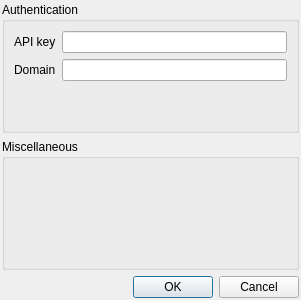
Qt form ui/settings.ui (muminoff/sasa) before a commit.
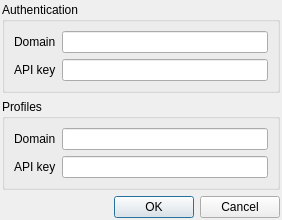
The same form after that commit.

Commit message: Added profiles settings

The edit to the form file:
```diff
--- a/ui/settings.ui
+++ b/ui/settings.ui
@@ -6,8 +6,8 @@
    <rect>
     <x>0</x>
     <y>0</y>
-    <width>301</width>
-    <height>300</height>
+    <width>282</width>
+    <height>217</height>
    </rect>
   </property>
   <property name="windowTitle">
@@ -29,27 +29,27 @@
       <string>Authentication</string>
      </property>
      <layout class="QGridLayout" name="gridLayout_2">
-      <item row="0" column="0">
+      <item row="0" column="1">
        <layout class="QFormLayout" name="formLayout">
         <item row="1" column="0">
-         <widget class="QLabel" name="domainLabel">
-          <property name="text">
-           <string>Domain</string>
-          </property>
-         </widget>
-        </item>
-        <item row="1" column="1">
-         <widget class="QLineEdit" name="edit_domain"/>
-        </item>
-        <item row="0" column="0">
          <widget class="QLabel" name="aPIKeyLabel">
           <property name="text">
            <string>API key</string>
           </property>
          </widget>
         </item>
+        <item row="1" column="1">
+         <widget class="QLineEdit" name="edit_auth_api_key"/>
+        </item>
         <item row="0" column="1">
-         <widget class="QLineEdit" name="edit_api_key"/>
+         <widget class="QLineEdit" name="edit_auth_domain"/>
+        </item>
+        <item row="0" column="0">
+         <widget class="QLabel" name="domainLabel">
+          <property name="text">
+           <string>Domain</string>
+          </property>
+         </widget>
         </item>
        </layout>
       </item>
@@ -65,8 +65,34 @@
       </sizepolicy>
      </property>
      <property name="title">
-      <string>Miscellaneous</string>
+      <string>Profiles</string>
      </property>
+     <layout class="QGridLayout" name="gridLayout">
+      <item row="0" column="0">
+       <layout class="QFormLayout" name="formLayout_2">
+        <item row="1" column="0">
+         <widget class="QLabel" name="aPIKeyLabel_2">
+          <property name="text">
+           <string>API key</string>
+          </property>
+         </widget>
+        </item>
+        <item row="1" column="1">
+         <widget class="QLineEdit" name="edit_profiles_api_key"/>
+        </item>
+        <item row="0" column="0">
+         <widget class="QLabel" name="domainLabel_2">
+          <property name="text">
+           <string>Domain</string>
+          </property>
+         </widget>
+        </item>
+        <item row="0" column="1">
+         <widget class="QLineEdit" name="edit_profiles_domain"/>
+        </item>
+       </layout>
+      </item>
+     </layout>
     </widget>
    </item>
    <item>
```
Left out of the diff: 6 changed lines with no effect on the pictures. The commit also changes 2 other files.
